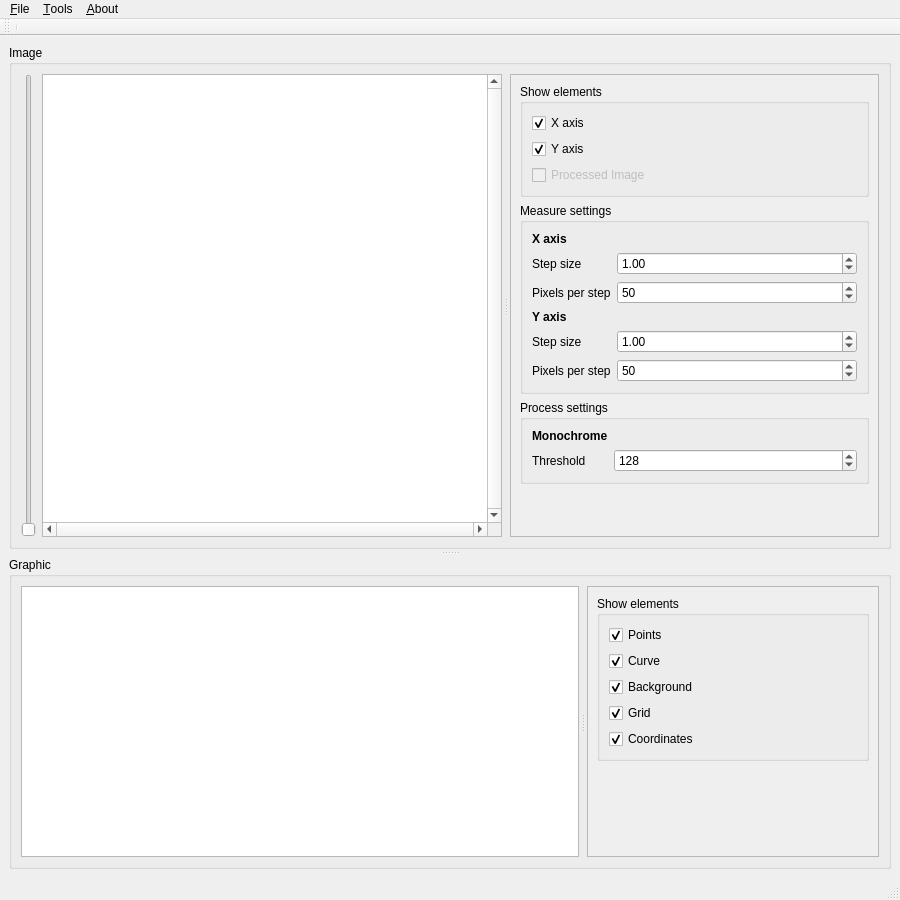
Qt form mainwindow.ui (sbrepo2022/graph_vision) before a commit.
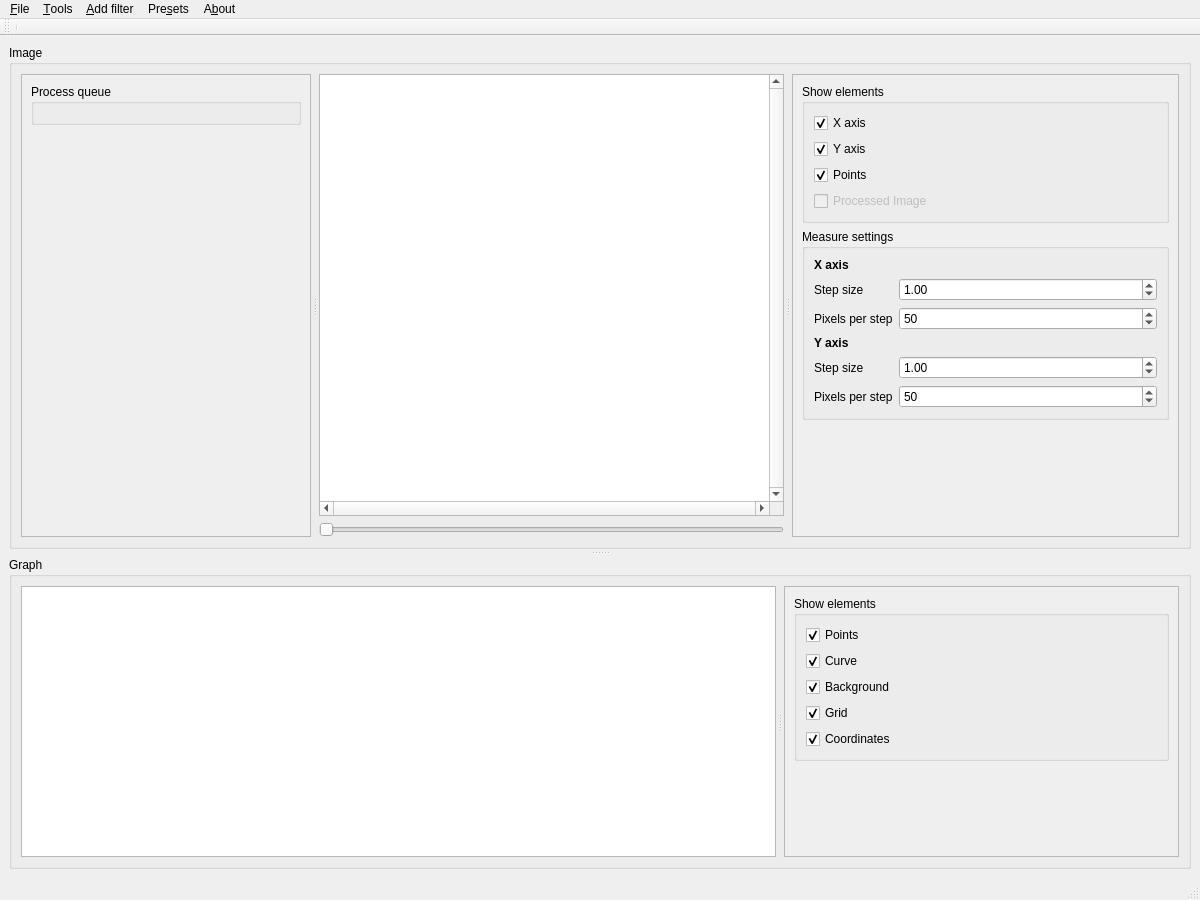
The same form after that commit. Icons and pictures are not drawn. Custom widgets are drawn as their Qt base class.

Diff of the .ui file:
```diff
--- a/mainwindow.ui
+++ b/mainwindow.ui
@@ -6,7 +6,7 @@
    <rect>
     <x>0</x>
     <y>0</y>
-    <width>900</width>
+    <width>1200</width>
     <height>900</height>
    </rect>
   </property>
@@ -39,8 +39,62 @@
        <property name="title">
         <string>Image</string>
        </property>
+       <layout class="QVBoxLayout" name="verticalLayout_9">
+        <item>
+         <widget class="QSplitter" name="splitter">
+          <property name="orientation">
+           <enum>Qt::Horizontal</enum>
+          </property>
+          <property name="handleWidth">
+           <number>8</number>
+          </property>
+          <widget class="QScrollArea" name="scrollFiltersArea">
+           <property name="minimumSize">
+            <size>
+             <width>290</width>
+             <height>0</height>
+            </size>
+           </property>
+           <property name="horizontalScrollBarPolicy">
+            <enum>Qt::ScrollBarAlwaysOff</enum>
+           </property>
+           <property name="widgetResizable">
+            <bool>true</bool>
+           </property>
+           <widget class="QWidget" name="scrollFiltersContents">
+            <property name="geometry">
+             <rect>
+              <x>0</x>
+              <y>0</y>
+              <width>288</width>
+              <height>458</height>
+             </rect>
+            </property>
        <layout class="QVBoxLayout" name="verticalLayout_3">
         <item>
+              <widget class="QGroupBox" name="groupImageProcess">
+               <property name="title">
+                <string>Process queue</string>
+               </property>
+               <layout class="QVBoxLayout" name="verticalLayout_8"/>
+              </widget>
+             </item>
+             <item>
+              <spacer name="verticalSpacer_3">
+               <property name="orientation">
+                <enum>Qt::Vertical</enum>
+               </property>
+               <property name="sizeHint" stdset="0">
+                <size>
+                 <width>20</width>
+                 <height>40</height>
+                </size>
+               </property>
+              </spacer>
+             </item>
+            </layout>
+           </widget>
+          </widget>
          <widget class="QSplitter" name="splitterImage">
           <property name="orientation">
            <enum>Qt::Horizontal</enum>
@@ -55,7 +109,7 @@
              <height>0</height>
             </size>
            </property>
-           <layout class="QHBoxLayout" name="horizontalLayout">
+            <layout class="QVBoxLayout" name="verticalLayout_10">
             <property name="leftMargin">
              <number>0</number>
             </property>
@@ -68,19 +122,6 @@
             <property name="bottomMargin">
              <number>0</number>
             </property>
-            <item>
-             <widget class="QSlider" name="sliderImageScale">
-              <property name="minimum">
-               <number>1</number>
-              </property>
-              <property name="maximum">
-               <number>10</number>
-              </property>
-              <property name="orientation">
-               <enum>Qt::Vertical</enum>
-              </property>
-             </widget>
-            </item>
             <item>
              <widget class="ImageView" name="graphicsViewImage">
               <property name="minimumSize">
@@ -97,6 +138,19 @@
               </property>
              </widget>
             </item>
+             <item>
+              <widget class="QSlider" name="sliderImageScale">
+               <property name="minimum">
+                <number>1</number>
+               </property>
+               <property name="maximum">
+                <number>10</number>
+               </property>
+               <property name="orientation">
+                <enum>Qt::Horizontal</enum>
+               </property>
+              </widget>
+             </item>
            </layout>
           </widget>
           <widget class="QScrollArea" name="scrollImageSettings">
@@ -120,8 +174,8 @@
              <rect>
               <x>0</x>
               <y>0</y>
-              <width>414</width>
-              <height>466</height>
+               <width>445</width>
+               <height>458</height>
              </rect>
             </property>
             <layout class="QVBoxLayout" name="verticalLayout_2">
@@ -151,6 +205,16 @@
                   </property>
                  </widget>
                 </item>
+                 <item>
+                  <widget class="QCheckBox" name="checkImagePoints">
+                   <property name="text">
+                    <string>Points</string>
+                   </property>
+                   <property name="checked">
+                    <bool>true</bool>
+                   </property>
+                  </widget>
+                 </item>
                 <item>
                  <widget class="QCheckBox" name="checkProcessedImage">
                   <property name="enabled">
@@ -279,45 +343,6 @@
                </layout>
               </widget>
              </item>
-             <item>
-              <widget class="QGroupBox" name="groupImageProcess">
-               <property name="title">
-                <string>Process settings</string>
-               </property>
-               <layout class="QFormLayout" name="formLayout_2">
-                <item row="1" column="0">
-                 <widget class="QLabel" name="label_7">
-                  <property name="text">
-                   <string>Threshold</string>
-                  </property>
-                 </widget>
-                </item>
-                <item row="1" column="1">
-                 <widget class="QSpinBox" name="spinThreshold">
-                  <property name="maximum">
-                   <number>255</number>
-                  </property>
-                  <property name="value">
-                   <number>128</number>
-                  </property>
-                 </widget>
-                </item>
-                <item row="0" column="0">
-                 <widget class="QLabel" name="label_8">
-                  <property name="font">
-                   <font>
-                    <weight>75</weight>
-                    <bold>true</bold>
-                   </font>
-                  </property>
-                  <property name="text">
-                   <string>Monochrome</string>
-                  </property>
-                 </widget>
-                </item>
-               </layout>
-              </widget>
-             </item>
              <item>
               <spacer name="verticalSpacer">
                <property name="orientation">
@@ -335,12 +360,13 @@
            </widget>
           </widget>
          </widget>
+         </widget>
         </item>
        </layout>
       </widget>
       <widget class="QGroupBox" name="groupGraph">
        <property name="title">
-        <string>Graphic</string>
+        <string>Graph</string>
        </property>
        <layout class="QVBoxLayout" name="verticalLayout_6">
         <item>
@@ -374,8 +400,8 @@
              <rect>
               <x>0</x>
               <y>0</y>
-              <width>316</width>
-              <height>277</height>
+              <width>428</width>
+              <height>263</height>
              </rect>
             </property>
             <layout class="QVBoxLayout" name="verticalLayout_5">
@@ -467,7 +493,7 @@
     <rect>
      <x>0</x>
      <y>0</y>
-     <width>900</width>
+     <width>1200</width>
      <height>22</height>
     </rect>
    </property>
@@ -488,11 +514,23 @@
    </widget>
    <widget class="QMenu" name="menuAbout">
     <property name="title">
-     <string>&amp;About</string>
+     <string>A&amp;bout</string>
+    </property>
+   </widget>
+   <widget class="QMenu" name="menuAddFilter">
+    <property name="title">
+     <string>&amp;Add filter</string>
+    </property>
+   </widget>
+   <widget class="QMenu" name="menuPresets">
+    <property name="title">
+     <string>Pre&amp;sets</string>
     </property>
    </widget>
    <addaction name="menuFile"/>
    <addaction name="menuTools"/>
+   <addaction name="menuAddFilter"/>
+   <addaction name="menuPresets"/>
    <addaction name="menuAbout"/>
   </widget>
   <widget class="QStatusBar" name="statusbar"/>
```
Lines whose indentation alone changed are shown as unchanged.
